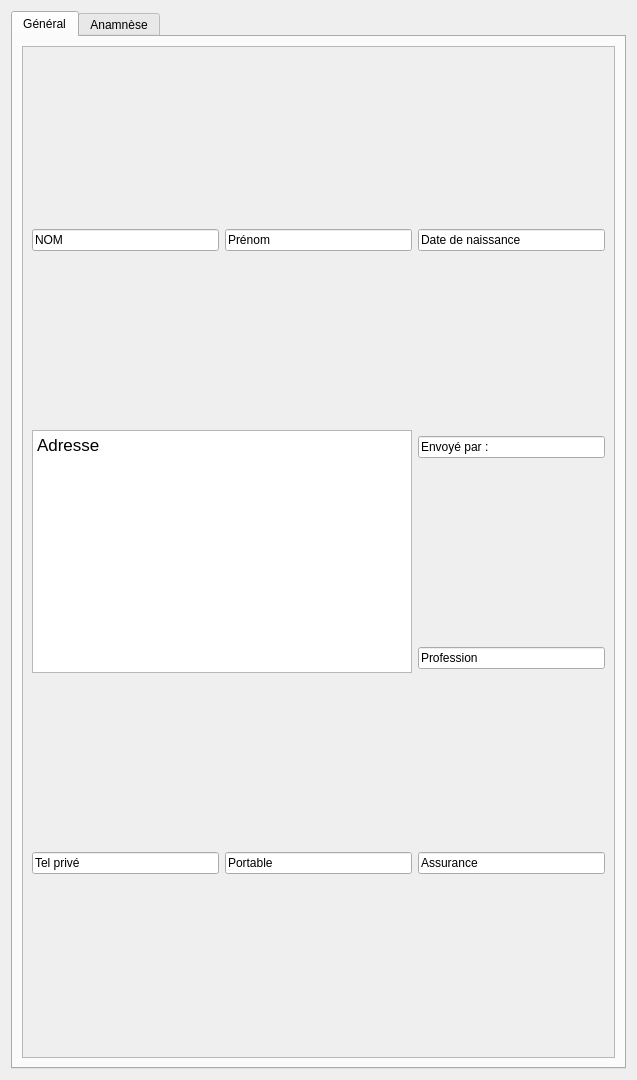
First picture: the form in bac_a_sable.ui, repository iMhack/ChersClients, before the edit.
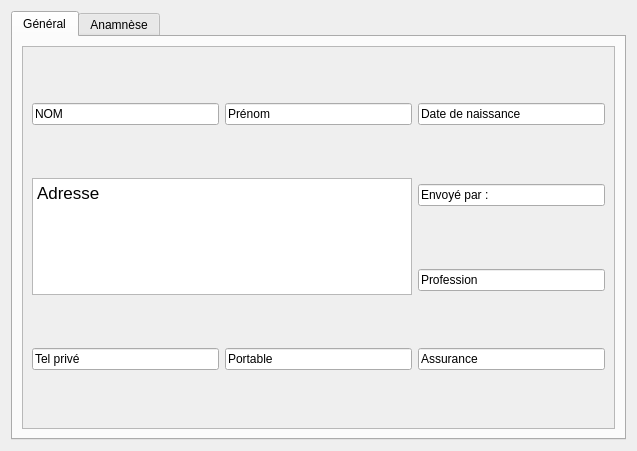
Second picture: the form after the edit.

Commit message: toute petite modif sur les fit

```diff
--- a/bac_a_sable.ui
+++ b/bac_a_sable.ui
@@ -10,7 +10,7 @@
     <x>0</x>
     <y>0</y>
     <width>637</width>
-    <height>1080</height>
+    <height>451</height>
    </rect>
   </property>
   <property name="windowTitle">
@@ -26,7 +26,7 @@
    <item row="0" column="0">
     <widget class="QTabWidget" name="tabWidget">
      <property name="sizePolicy">
-      <sizepolicy hsizetype="Minimum" vsizetype="Minimum">
+      <sizepolicy hsizetype="Preferred" vsizetype="Preferred">
        <horstretch>0</horstretch>
        <verstretch>0</verstretch>
       </sizepolicy>
@@ -35,6 +35,24 @@
       <number>0</number>
      </property>
      <widget class="QWidget" name="general">
+      <property name="sizePolicy">
+       <sizepolicy hsizetype="Fixed" vsizetype="Fixed">
+        <horstretch>0</horstretch>
+        <verstretch>0</verstretch>
+       </sizepolicy>
+      </property>
+      <property name="maximumSize">
+       <size>
+        <width>16777215</width>
+        <height>16777215</height>
+       </size>
+      </property>
+      <property name="baseSize">
+       <size>
+        <width>0</width>
+        <height>0</height>
+       </size>
+      </property>
       <attribute name="title">
        <string>Général</string>
       </attribute>
@@ -53,7 +71,7 @@
             <x>0</x>
             <y>0</y>
             <width>581</width>
-            <height>1007</height>
+            <height>378</height>
            </rect>
           </property>
           <layout class="QHBoxLayout" name="horizontalLayout_2">
```
Left out of the diff: 6 changed lines with no effect on the pictures.
